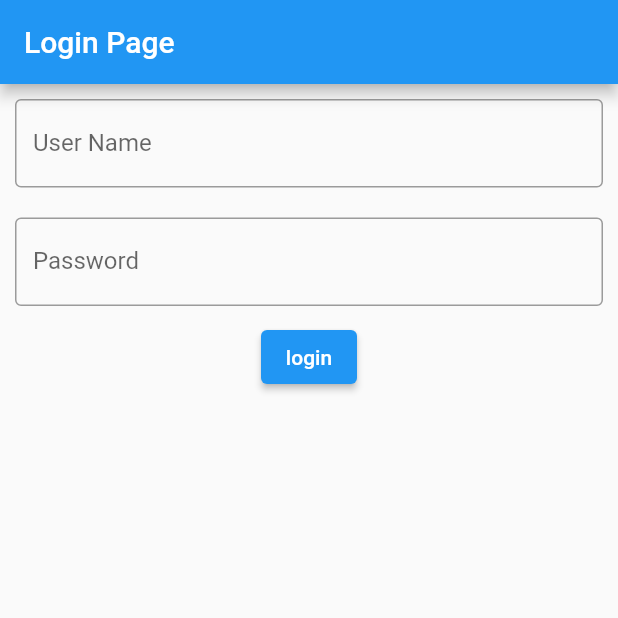
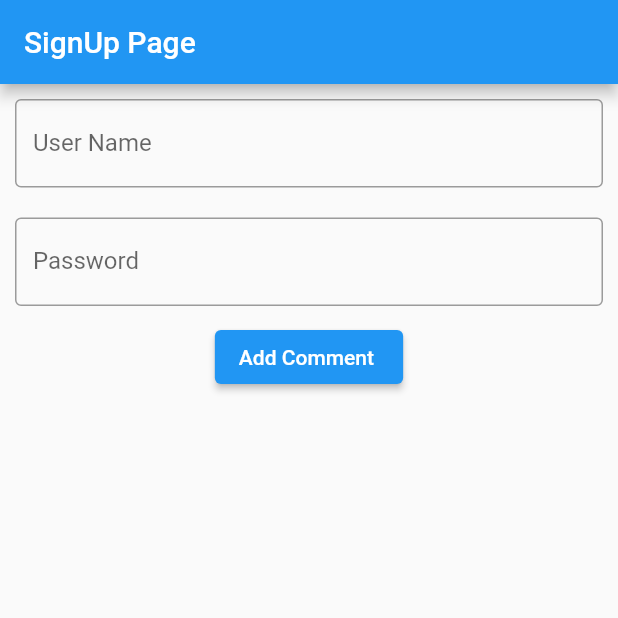
Before and after one commit to bakanatsume/apiConnection, a Flutter app: the screen it shows after launch, on a phone screen of 412 x 824 dp, the top half of it. Run offline on Flutter 3.47's test engine with Material 2 defaults, Android fonts, the phone set to English and light mode, and no system bars.

Commit message:
comment ko ra signup ko api connection

```diff
--- a/lib/main.dart
+++ b/lib/main.dart
@@ -1,4 +1,6 @@
 import 'package:flutter/material.dart';
+import 'package:pawfinder_app/screen/comment/comment.dart';
+import 'package:pawfinder_app/screen/signup/signup.dart';
 
 import 'screen/login/login.dart';
 
@@ -18,7 +20,7 @@ class MyApp extends StatelessWidget {
       theme: ThemeData(
         primarySwatch: Colors.blue,
       ),
-      home: LoginScreen(),
+      home: CommentScreen(),
     );
   }
 }
--- /dev/null
+++ b/lib/model/comment.dart
@@ -0,0 +1,29 @@
+// To parse this JSON data, do
+//
+//     final user = userFromJson(jsonString);
+
+import 'dart:convert';
+
+Comment commentuserFromJson(String str) => Comment.fromJson(json.decode(str));
+
+String commentToJson(Comment data) => json.encode(data.toJson());
+
+class Comment {
+  Comment({
+    this.comment,
+    this.token,
+  });
+
+  String? comment;
+  String? token;
+
+  factory Comment.fromJson(Map<String, dynamic> json) => Comment(
+    comment: json["comment"],
+    token: json["token"],
+  );
+
+  Map<String, dynamic> toJson() => {
+    "comment": comment,
+    "token": token,
+  };
+}
--- /dev/null
+++ b/lib/response/comment_response.dart
@@ -0,0 +1,25 @@
+// To parse this JSON data, do
+//
+//     final commentResponse = commentResponseFromJson(jsonString);
+
+import 'dart:convert';
+
+CommentResponse commentResponseFromJson(String str) => CommentResponse.fromJson(json.decode(str));
+
+String commentResponseToJson(CommentResponse data) => json.encode(data.toJson());
+
+class CommentResponse {
+  CommentResponse({
+    this.msg,
+  });
+
+  String? msg;
+
+  factory CommentResponse.fromJson(Map<String, dynamic> json) => CommentResponse(
+    msg: json["msg"],
+  );
+
+  Map<String, dynamic> toJson() => {
+    "msg": msg,
+  };
+}
--- /dev/null
+++ b/lib/screen/comment/comment.dart
@@ -0,0 +1,63 @@
+import 'package:flutter/cupertino.dart';
+import 'package:flutter/material.dart';
+import 'package:pawfinder_app/model/comment.dart';
+import 'package:pawfinder_app/service/login_service.dart';
+
+class CommentScreen extends StatefulWidget {
+  const CommentScreen({Key? key}) : super(key: key);
+
+  @override
+  _CommentScreenState createState() => _CommentScreenState();
+}
+
+class _CommentScreenState extends State<CommentScreen> {
+  final TextEditingController _usernameController = TextEditingController();
+  final TextEditingController _passwordController = TextEditingController();
+  @override
+  Widget build(BuildContext context) {
+    return Scaffold(
+        appBar: AppBar(
+          title: Text('SignUp Page'),
+        ),
+        body: Column(children: [
+          Padding(
+            padding: EdgeInsets.all(10),
+            child: TextField(
+              controller: _usernameController,
+              decoration: InputDecoration(
+                  border: OutlineInputBorder(),
+                  labelText: 'User Name',
+                  hintText: 'Enter valid mail id as abc@gmail.com'),
+            ),
+          ),
+          Padding(
+            padding: EdgeInsets.all(10),
+            child: TextField(
+              controller: _passwordController,
+              obscureText: true,
+              decoration: InputDecoration(
+                  border: OutlineInputBorder(),
+                  labelText: 'Password',
+                  hintText: 'Enter your secure password'),
+            ),
+          ),
+          ElevatedButton(
+              onPressed: () async {
+                String token = "eyJhbGciOiJIUzI1NiIsInR5cCI6IkpXVCJ9.eyJ1c2VySUQiOiI2MjBiYjFmYTIxZWFjMzMwMDY0MzY1OGEiLCJpYXQiOjE2NDQ5MzQ0NTB9.VAyL5jun5AZRir3M9UcvXk-ziY9OK0Hvu-9VnAB2IkI" ;
+                final data = Comment(
+                    comment: _usernameController.text,
+                  token : token
+                );
+                final res = await CommentServiceWithToken()
+                    .signUp(data);
+                if (res.msg == "Comment added") {
+                  print('Comment Added ');
+                } else {
+                  print("Comment Added ");
+
+                }
+              },
+              child: const Text('Add Comment '))
+        ]));
+  }
+}
```
Also changed, not shown: lib/response/register_response.dart (added, +25 -0 lines), lib/screen/signup/signup.dart (added, +62 -0 lines), lib/service/login_service.dart (+76 -1 lines).
